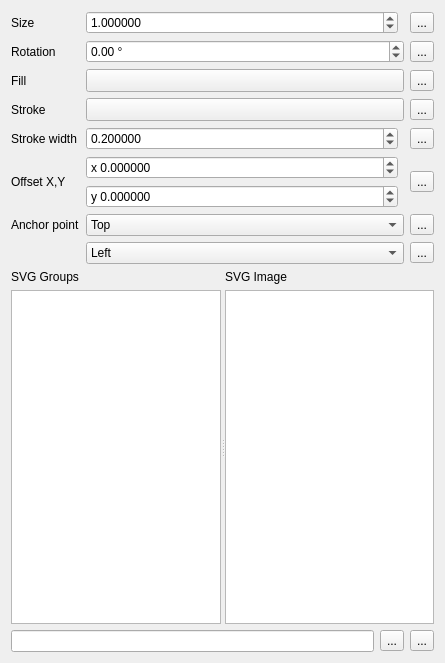
Before: the Qt Designer form src/ui/symbollayer/widget_svgmarker.ui in qgis/QGIS, drawn with Qt 5.
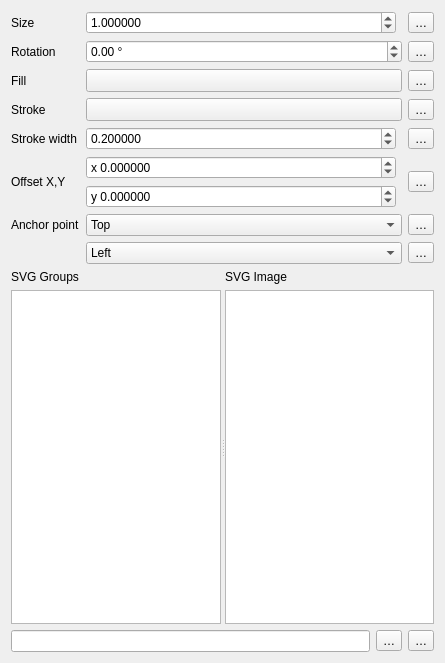
After: the same form once the commit is applied. Custom widgets are drawn as their Qt base class.

The edit to the form file:
```diff
--- a/src/ui/symbollayer/widget_svgmarker.ui
+++ b/src/ui/symbollayer/widget_svgmarker.ui
@@ -24,7 +24,7 @@
    <item row="6" column="2">
     <widget class="QgsPropertyOverrideButton" name="mVerticalAnchorDDBtn">
      <property name="text">
-      <string>...</string>
+      <string>…</string>
      </property>
     </widget>
    </item>
@@ -227,14 +227,14 @@
    <item row="4" column="2">
     <widget class="QgsPropertyOverrideButton" name="mStrokeWidthDDBtn">
      <property name="text">
-      <string>...</string>
+      <string>…</string>
      </property>
     </widget>
    </item>
    <item row="5" column="2">
     <widget class="QgsPropertyOverrideButton" name="mOffsetDDBtn">
      <property name="text">
-      <string>...</string>
+      <string>…</string>
      </property>
     </widget>
    </item>
@@ -254,14 +254,14 @@
    <item row="1" column="2">
     <widget class="QgsPropertyOverrideButton" name="mAngleDDBtn">
      <property name="text">
-      <string>...</string>
+      <string>…</string>
      </property>
     </widget>
    </item>
    <item row="2" column="2">
     <widget class="QgsPropertyOverrideButton" name="mFillColorDDBtn">
      <property name="text">
-      <string>...</string>
+      <string>…</string>
      </property>
     </widget>
    </item>
@@ -411,7 +411,7 @@
    <item row="7" column="2">
     <widget class="QgsPropertyOverrideButton" name="mHorizontalAnchorDDBtn">
      <property name="text">
-      <string>...</string>
+      <string>…</string>
      </property>
     </widget>
    </item>
@@ -496,14 +496,14 @@
    <item row="3" column="2">
     <widget class="QgsPropertyOverrideButton" name="mStrokeColorDDBtn">
      <property name="text">
-      <string>...</string>
+      <string>…</string>
      </property>
     </widget>
    </item>
    <item row="0" column="2">
     <widget class="QgsPropertyOverrideButton" name="mSizeDDBtn">
      <property name="text">
-      <string>...</string>
+      <string>…</string>
      </property>
     </widget>
    </item>
@@ -515,7 +515,7 @@
      <item>
       <widget class="QToolButton" name="mFileToolButton">
        <property name="text">
-        <string>...</string>
+        <string>…</string>
        </property>
       </widget>
      </item>
@@ -524,7 +524,7 @@
    <item row="9" column="2">
     <widget class="QgsPropertyOverrideButton" name="mFilenameDDBtn">
      <property name="text">
-      <string>...</string>
+      <string>…</string>
      </property>
     </widget>
    </item>
```
